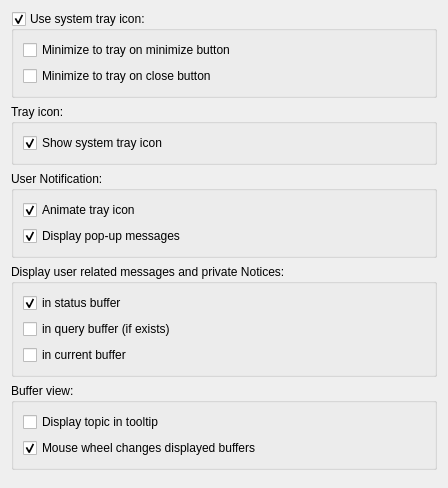
Before: the Qt Designer form src/qtui/settingspages/generalsettingspage.ui in quassel/quassel, drawn with Qt 5.
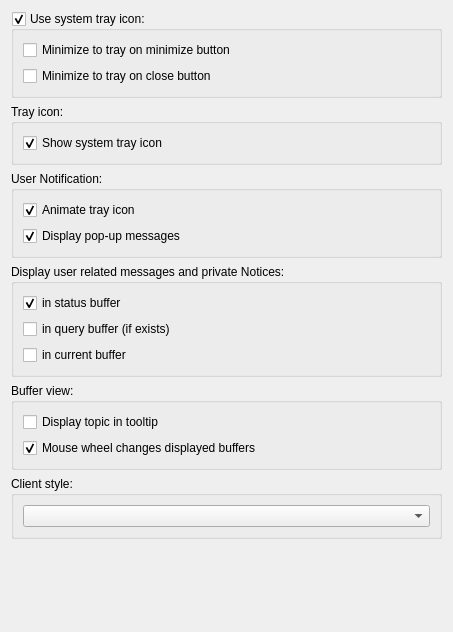
After: the same form once the commit is applied.

Commit message: #BR127: user can now set the style of the application in the config menu (behaviour->general->client style)

Diff of the .ui file:
```diff
--- a/src/qtui/settingspages/generalsettingspage.ui
+++ b/src/qtui/settingspages/generalsettingspage.ui
@@ -5,8 +5,8 @@
    <rect>
     <x>0</x>
     <y>0</y>
-    <width>448</width>
-    <height>488</height>
+    <width>453</width>
+    <height>632</height>
    </rect>
   </property>
   <property name="windowTitle" >
@@ -155,6 +155,18 @@
      </layout>
     </widget>
    </item>
+   <item>
+    <widget class="QGroupBox" name="groupBox_4" >
+     <property name="title" >
+      <string>Client style:</string>
+     </property>
+     <layout class="QHBoxLayout" >
+      <item>
+       <widget class="QComboBox" name="styleComboBox" />
+      </item>
+     </layout>
+    </widget>
+   </item>
    <item>
     <spacer>
      <property name="orientation" >
```
The commit also changes 4 other files.
